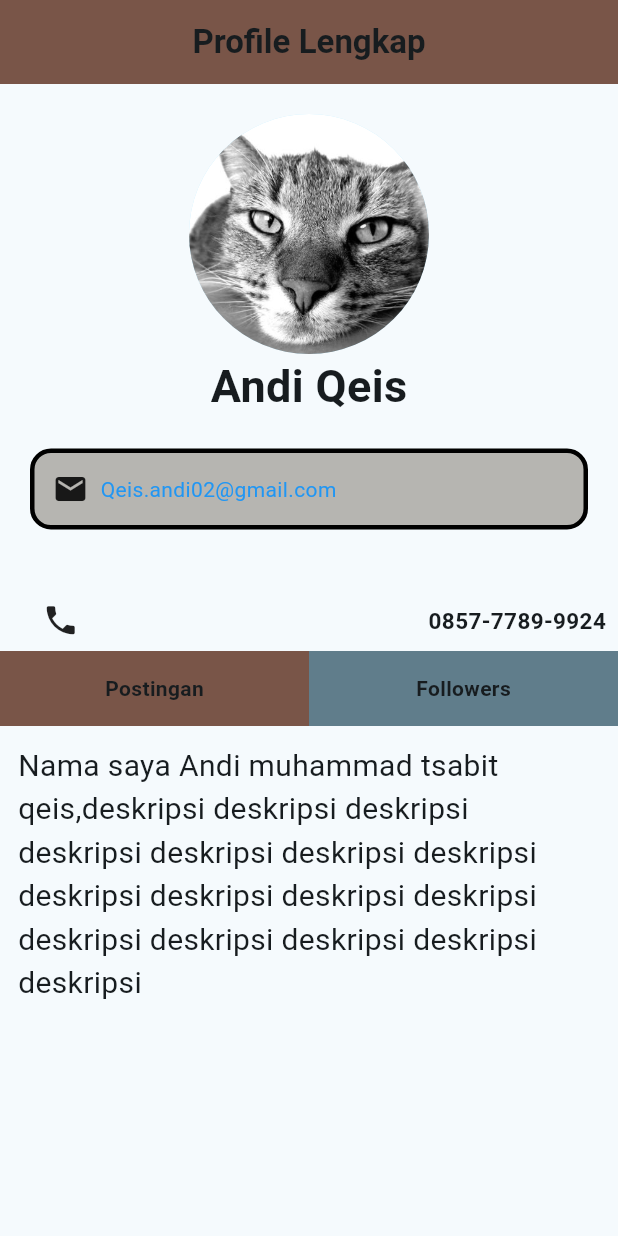
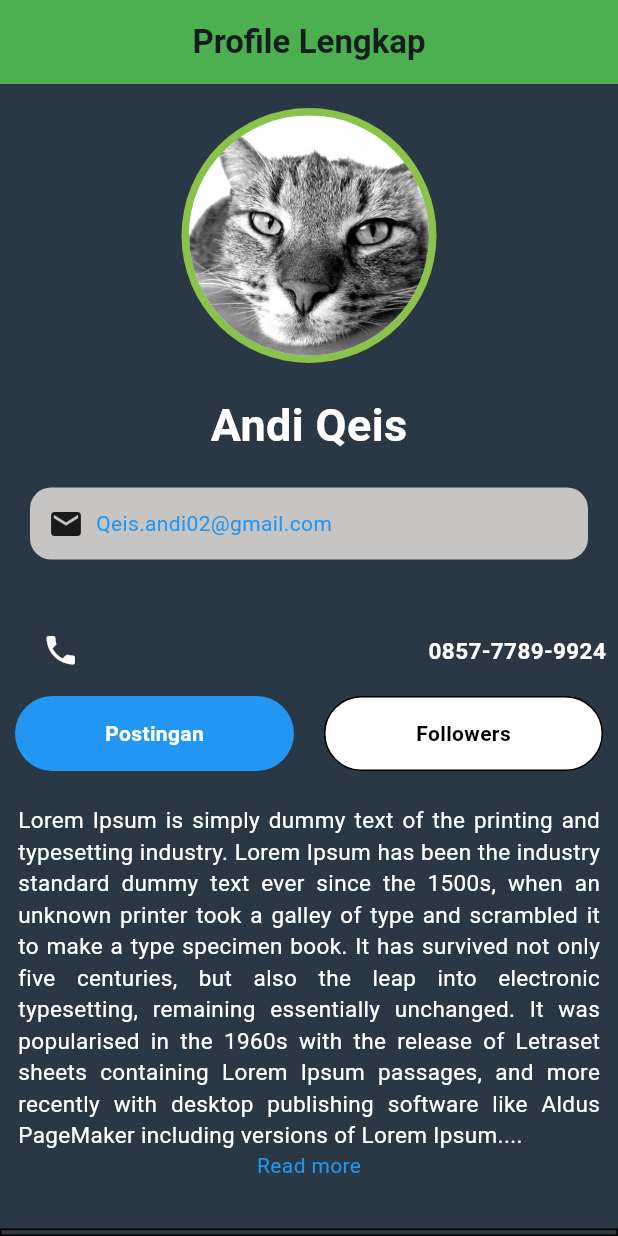
Before and after one commit to qeisandi/andippkd_mpro_b2, a Flutter app: the screen it shows after launch, on a phone screen of 412 x 824 dp. Run offline on Flutter 3.47's test engine with Material 3 defaults, Android fonts, the phone set to English and light mode, and no system bars.

Commit message:
fultter finish

```diff
--- a/lib/main.dart
+++ b/lib/main.dart
@@ -34,7 +34,7 @@ class MyApp extends StatelessWidget {
           seedColor: const Color.fromARGB(255, 114, 198, 231),
         ),
       ),
-      home: const meetDua(),
+      home: const MeetDua(),
     );
   }
 }
--- a/lib/meet_dua/tugas_dua_flutter.dart
+++ b/lib/meet_dua/tugas_dua_flutter.dart
@@ -1,11 +1,12 @@
 import 'package:flutter/material.dart';
 
-class meetDua extends StatelessWidget {
-  const meetDua({super.key});
+class MeetDua extends StatelessWidget {
+  const MeetDua({super.key});
 
   @override
   Widget build(BuildContext context) {
     return Scaffold(
+      backgroundColor: const Color.fromARGB(255, 41, 56, 68),
       appBar: AppBar(
         title: Center(
           child: Text(
@@ -13,22 +14,31 @@ class meetDua extends StatelessWidget {
             style: TextStyle(fontWeight: FontWeight.bold),
           ),
         ),
-        backgroundColor: Colors.brown,
+        backgroundColor: Colors.green,
       ),
       body: Column(
         children: [
+          SizedBox(height: 16),
+          CircleAvatar(
+            radius: 85,
+            backgroundColor: Colors.lightGreen,
+            child: CircleAvatar(
+              radius: 80,
+              backgroundImage: AssetImage("assets/image/cat.jpg"),
+            ),
+          ),
           SizedBox(height: 20),
-          CircleAvatar(
-            radius: 80,
-            backgroundImage: AssetImage("assets/image/cat.jpg"),
-          ),
           Row(
             mainAxisAlignment: MainAxisAlignment.center,
             children: [
               Center(
                 child: Text(
                   'Andi Qeis',
-                  style: TextStyle(fontSize: 30, fontWeight: FontWeight.bold),
+                  style: TextStyle(
+                    fontSize: 30,
+                    fontWeight: FontWeight.bold,
+                    color: Colors.white,
+                  ),
                 ),
               ),
             ],
@@ -38,8 +48,7 @@ class meetDua extends StatelessWidget {
             margin: EdgeInsets.all(20),
             width: double.infinity,
             decoration: BoxDecoration(
-              color: const Color.fromARGB(255, 182, 181, 177),
-              border: Border.all(color: Colors.black, width: 3),
+              color: const Color.fromARGB(255, 199, 196, 196),
               borderRadius: BorderRadius.all(Radius.circular(14)),
             ),
             child: Column(
@@ -63,11 +72,15 @@ class meetDua extends StatelessWidget {
             child: Row(
               children: [
                 Padding(padding: const EdgeInsets.all(10.0)),
-                Icon(Icons.phone, size: 25),
+                Icon(Icons.phone, size: 25, color: Colors.white),
                 Spacer(),
                 Text(
                   '0857-7789-9924',
-                  style: TextStyle(fontSize: 15, fontWeight: FontWeight.bold),
+                  style: TextStyle(
+                    fontSize: 15,
+                    fontWeight: FontWeight.bold,
+                    color: Colors.white,
+                  ),
                 ),
               ],
             ),
@@ -77,12 +90,19 @@ class meetDua extends StatelessWidget {
               Expanded(
                 child: Container(
                   padding: const EdgeInsets.all(8.0),
+                  margin: EdgeInsets.all(10),
                   height: 50,
-                  color: Colors.brown,
+                  decoration: BoxDecoration(
+                    color: Colors.blue,
+                    borderRadius: BorderRadius.all(Radius.circular(50)),
+                  ),
                   child: Center(
                     child: Text(
                       'Postingan',
-                      style: TextStyle(fontWeight: FontWeight.bold),
+                      style: TextStyle(
+                        fontWeight: FontWeight.bold,
+                        color: const Color.fromARGB(255, 255, 255, 255),
+                      ),
                     ),
                   ),
                 ),
@@ -90,12 +110,20 @@ class meetDua extends StatelessWidget {
               Expanded(
                 child: Container(
                   padding: const EdgeInsets.all(8.0),
+                  margin: EdgeInsets.all(10),
                   height: 50,
-                  color: Colors.blueGrey,
+                  decoration: BoxDecoration(
+                    border: Border.all(color: Colors.black),
+                    borderRadius: BorderRadius.all(Radius.circular(50)),
+                    color: const Color.fromARGB(255, 255, 255, 255),
+                  ),
                   child: Center(
                     child: Text(
                       'Followers',
-                      style: TextStyle(fontWeight: FontWeight.bold),
+                      style: TextStyle(
+                        fontWeight: FontWeight.bold,
+                        color: const Color.fromARGB(255, 0, 0, 0),
+                      ),
                     ),
                   ),
                 ),
@@ -104,11 +132,52 @@ class meetDua extends StatelessWidget {
           ),
           SizedBox(
             child: Padding(
-              child: Text(
-                'Nama saya Andi muhammad tsabit qeis,deskripsi deskripsi deskripsi deskripsi deskripsi deskripsi deskripsi deskripsi deskripsi deskripsi deskripsi deskripsi deskripsi deskripsi deskripsi deskripsi',
-                style: TextStyle(fontSize: 20),
+              padding: const EdgeInsets.all(12.0),
+              child: Column(
+                children: [
+                  Text(
+                    'Lorem Ipsum is simply dummy text of the printing and typesetting industry. Lorem Ipsum has been the industry standard dummy text ever since the 1500s, when an unknown printer took a galley of type and scrambled it to make a type specimen book. It has survived not only five centuries, but also the leap into electronic typesetting, remaining essentially unchanged. It was popularised in the 1960s with the release of Letraset sheets containing Lorem Ipsum passages, and more recently with desktop publishing software like Aldus PageMaker including versions of Lorem Ipsum....',
+                    style: TextStyle(fontSize: 15, color: Colors.white),
+                    textAlign: TextAlign.justify,
+                  ),
+                  Text(
+                    'Read more',
+                    style: TextStyle(color: Colors.blue),
+                    textAlign: TextAlign.justify,
+                  ),
+                ],
               ),
+            ),
+          ),
+          SizedBox(height: 20),
+          Expanded(
+            child: Container(
+              width: double.infinity,
               padding: const EdgeInsets.all(12.0),
+              decoration: BoxDecoration(
+                border: Border.all(color: Colors.black),
+                color: Color.fromARGB(255, 41, 56, 68),
+              ),
+              child: Column(
+                children: [
+                  Row(
+                    children: [
+                      Padding(padding: const EdgeInsets.all(10.0)),
+                      Icon(Icons.copyright, size: 10, color: Colors.white),
+                      Text(
+                        'copyright 2025',
+                        style: TextStyle(fontSize: 10, color: Colors.white),
+                      ),
+                    ],
+                  ),
+                  Row(
+                    children: [
+                      Padding(padding: const EdgeInsets.all(10.0)),
+                      Text('By : Qeh', style: TextStyle(color: Colors.white)),
+                    ],
+                  ),
+                ],
+              ),
             ),
           ),
         ],
```
